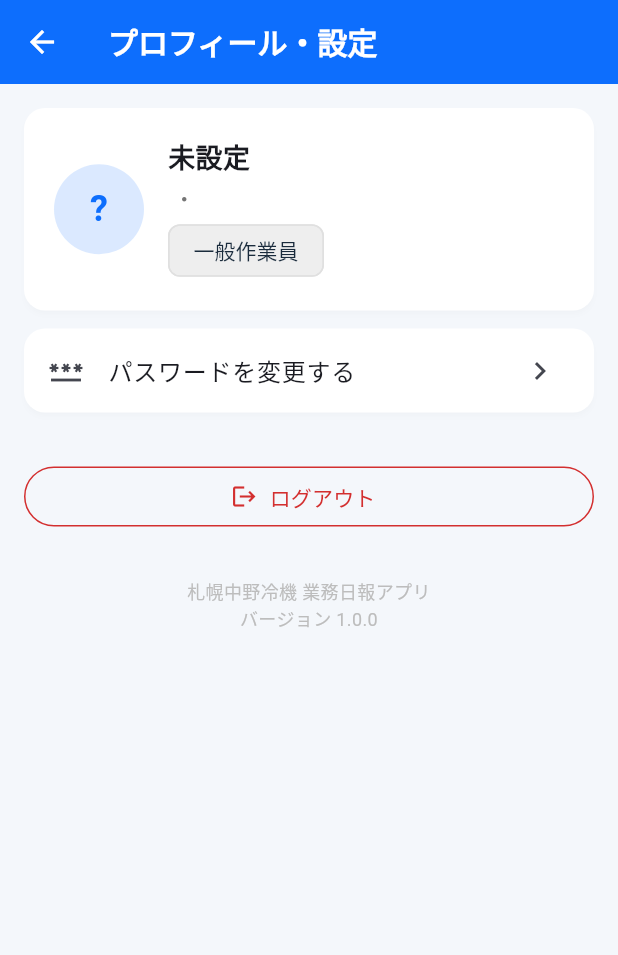
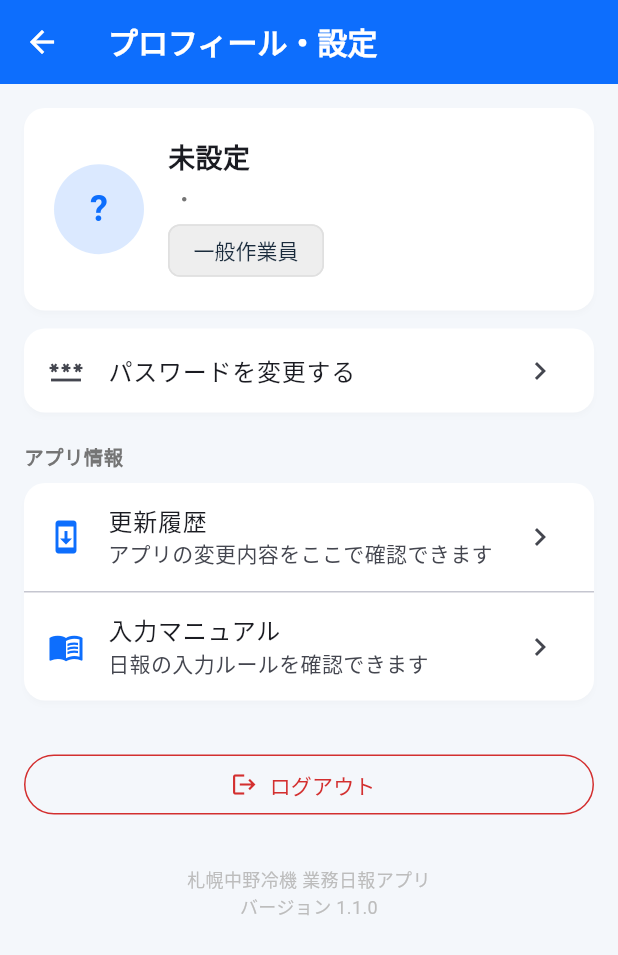
Before and after one commit to sn-naka3692/maintenance-log-app, a Flutter app: the ProfileScreen screen opened directly, on a phone screen of 412 x 824 dp. Shown: the top 955 px of the screen. Run offline on Flutter 3.47's test engine with Material 3 defaults, Android fonts, the phone set to English and light mode, and no system bars; our stand-ins replace cloud_firestore, firebase_auth, firebase_core, fl_chart, image_picker, share_plus and 1 more; accounts and stored records are empty.

Commit message:
genspark auto-backup

```diff
--- /dev/null
+++ b/lib/data/changelog_data.dart
@@ -0,0 +1,45 @@
+/// アプリの更新履歴データ。
+///
+/// 今後のアプリ改良のたびに、このリストの先頭に新しい項目を追加してください。
+/// スマホ側で「今の反映内容が正しく届いているか」をすぐ確認できるように、
+/// プロフィール画面から本データを参照する更新履歴ページを表示しています。
+class ChangelogEntry {
+  final String version;
+  final String date; // 例: 2026-08-20
+  final String title;
+  final List<String> details;
+
+  const ChangelogEntry({
+    required this.version,
+    required this.date,
+    required this.title,
+    required this.details,
+  });
+}
+
+/// 新しい更新ほどリストの先頭に追加すること。
+const List<ChangelogEntry> changelogEntries = [
+  ChangelogEntry(
+    version: '1.1.0',
+    date: '2026-08-20',
+    title: '更新履歴・マニュアル閲覧機能を追加、冷媒入力ルールを統一',
+    details: [
+      'アプリ内から更新履歴を確認できるページを追加しました(プロフィール画面から遷移)。',
+      'アプリ内から入力マニュアルを確認できるページを追加しました(プロフィール画面から遷移)。',
+      'コンビニ側システム入力控えの「冷媒種類」「充填量」を必須項目にしました。',
+      '上記2項目は半角英数のみ入力可能になりました(全角文字は入力できません)。',
+      '故障対応・修理は運用上同義のため、冷媒入力の対象区分は現状のまま維持しています。',
+    ],
+  ),
+  ChangelogEntry(
+    version: '1.0.0',
+    date: '2026-08-20',
+    title: 'プロワン管轄案件の冷媒種類・冷媒量入力を追加',
+    details: [
+      'SE店舗以外(プロワン管轄)の現場対応で、請求業務用に「冷媒種類」「冷媒量(kg)」の入力欄を追加しました。',
+      '充填の有無に関わらず両方の入力を必須にしました(未充填時は「なし」「0」と入力)。',
+      '日付・店舗名による案件検索機能を追加しました。',
+      '二階層管理者システム(管理者・統括管理者)を導入し、社員の権限管理を強化しました。',
+    ],
+  ),
+];
--- /dev/null
+++ b/lib/data/manual_data.dart
@@ -0,0 +1,66 @@
+/// アプリの入力マニュアルデータ。
+///
+/// 現場での入力ルールに変更があった場合は、このリストを更新してください。
+/// プロフィール画面からいつでも参照できるマニュアルページに反映されます。
+class ManualSection {
+  final String title;
+  final String icon; // Icons定数名の代わりに識別子文字列(画面側でマッピング)
+  final List<String> body;
+
+  const ManualSection({
+    required this.title,
+    required this.icon,
+    required this.body,
+  });
+}
+
+const List<ManualSection> manualSections = [
+  ManualSection(
+    title: '基本の入力の流れ',
+    icon: 'edit_note',
+    body: [
+      'ホーム画面右下の「＋」または「日報作成」から新規日報を作成します。',
+      '訪問先店舗・訪問日・対応区分を選択すると、必要な入力欄が自動で切り替わります。',
+      '入力後、画面下部の「日報を保存」をタップすると保存されます。',
+      '必須項目が未入力の場合は赤字でエラーが表示され、保存できません。',
+    ],
+  ),
+  ManualSection(
+    title: '冷媒情報の入力ルール(プロワン管轄案件)',
+    icon: 'ac_unit',
+    body: [
+      '対象: SE店舗(コンビニ)以外の案件で、対応区分がバックオフィス業務(事務・現場事務・倉庫作業・環境整備)以外の場合。',
+      '「冷媒種類」「冷媒量(kg)」の入力が必須です。',
+      '冷媒を充填していない場合は、冷媒種類に「なし」、冷媒量に「0」と入力してください。',
+      '請求業務で使用するデータのため、充填の有無に関わらず必ず両方入力してください。',
+    ],
+  ),
+  ManualSection(
+    title: 'コンビニ側システム入力控えの入力ルール',
+    icon: 'storefront',
+    body: [
+      '対象: SE店舗(コンビニ)案件かつ対応区分が「故障対応」または「修理」の場合。'
+          '弊社では故障対応と修理はほぼ同義の対応として扱うため、両区分でこの入力控えが必要です。',
+      'コンビニ各社の業務システムはデータ抽出ができないため、社内保管用として同じ内容をこの入力控えに記録します。',
+      '「冷媒種類」「充填量」は必須項目で、半角英数のみ入力できます(全角文字は使用できません)。',
+      '充填していない場合は冷媒種類に「NONE」、充填量に「0」と半角で入力してください。',
+      'その他の項目(事象・原因・処置内容など)も、コンビニ側システムの入力項目にできるだけ合わせて記入してください。',
+    ],
+  ),
+  ManualSection(
+    title: '記入サポート(ナレッジ共有)について',
+    icon: 'lightbulb_outline',
+    body: [
+      '「うまくいったこと・工夫した点」「課題・失敗・改善点」は、社内のノウハウ共有・人事評価・現場マニュアル更新の元データとして活用されます。',
+      'コンビニ側入力控えと内容が重複しないよう、事象・原因・処置の詳細はそちらに記入し、ここでは気づきや工夫を中心に記載してください。',
+    ],
+  ),
+  ManualSection(
+    title: '更新情報の確認方法',
+    icon: 'system_update',
+    body: [
+      'アプリの入力ルールや機能が更新された場合は、プロフィール画面の「更新履歴」から内容を確認できます。',
+      'スマホ側で新しい内容が反映されているか分からない場合は、まず「更新履歴」の最新バージョンを確認してください。',
+    ],
+  ),
+];
--- a/lib/screens/profile_screen.dart
+++ b/lib/screens/profile_screen.dart
@@ -2,9 +2,12 @@ import 'dart:math';
 import 'package:flutter/material.dart';
 import 'package:firebase_auth/firebase_auth.dart';
 import 'package:provider/provider.dart';
+import '../data/changelog_data.dart';
 import '../models/user.dart';
 import '../providers/app_state.dart';
 import '../theme/app_theme.dart';
+import 'changelog_screen.dart';
+import 'manual_screen.dart';
 import 'user_management_screen.dart';
 
 class ProfileScreen extends StatelessWidget {
@@ -91,6 +94,47 @@ class ProfileScreen extends StatelessWidget {
             ),
           ),
           const SizedBox(height: 20),
+          Text(
+            'アプリ情報',
+            style: TextStyle(
+              fontSize: 13,
+              fontWeight: FontWeight.w700,
+              color: Colors.grey.shade600,
+            ),
+          ),
+          const SizedBox(height: 8),
+          Card(
+            child: Column(
+              children: [
+                ListTile(
+                  leading: const Icon(
+                    Icons.system_update,
+                    color: AppColors.primary,
+                  ),
+                  title: const Text('更新履歴'),
+                  subtitle: const Text('アプリの変更内容をここで確認できます'),
+                  trailing: const Icon(Icons.chevron_right),
+                  onTap: () => Navigator.of(context).push(
+                    MaterialPageRoute(builder: (_) => const ChangelogScreen()),
+                  ),
+                ),
+                const Divider(height: 1),
+                ListTile(
+                  leading: const Icon(
+                    Icons.menu_book_outlined,
+                    color: AppColors.primary,
+                  ),
+                  title: const Text('入力マニュアル'),
+                  subtitle: const Text('日報の入力ルールを確認できます'),
+                  trailing: const Icon(Icons.chevron_right),
+                  onTap: () => Navigator.of(context).push(
+                    MaterialPageRoute(builder: (_) => const ManualScreen()),
+                  ),
+                ),
+              ],
+            ),
+          ),
+          const SizedBox(height: 20),
           if (appState.isAdmin)
             OutlinedButton.icon(
               onPressed: () => _showAddUserDialog(context),
@@ -140,7 +184,7 @@ class ProfileScreen extends StatelessWidget {
           const SizedBox(height: 30),
           Center(
             child: Text(
-              '札幌中野冷機 業務日報アプリ\nバージョン 1.0.0',
+              '札幌中野冷機 業務日報アプリ\nバージョン ${changelogEntries.first.version}',
               textAlign: TextAlign.center,
               style: TextStyle(fontSize: 12, color: Colors.grey.shade400),
             ),
--- a/pubspec.yaml
+++ b/pubspec.yaml
@@ -16,7 +16,7 @@ publish_to: 'none' # Remove this line if you wish to publish to pub.dev
 # https://developer.apple.com/library/archive/documentation/General/Reference/InfoPlistKeyReference/Articles/CoreFoundationKeys.html
 # In Windows, build-name is used as the major, minor, and patch parts
 # of the product and file versions while build-number is used as the build suffix.
-version: 1.0.0+1
+version: 1.1.0+2
 
 environment:
   sdk: ^3.9.2
```
Also changed, not shown: lib/screens/changelog_screen.dart (added, +126 -0 lines), lib/screens/manual_screen.dart (added, +89 -0 lines), lib/screens/report_edit_screen.dart (+41 -0 lines).
